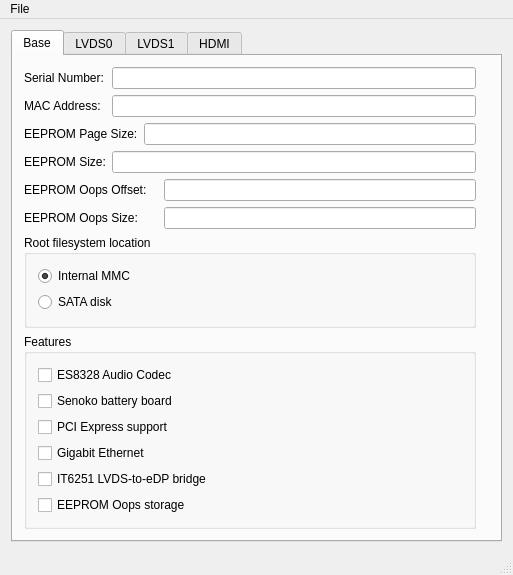
Qt form mainwindow.ui (xobs/novena-eeprom-gui) before a commit.
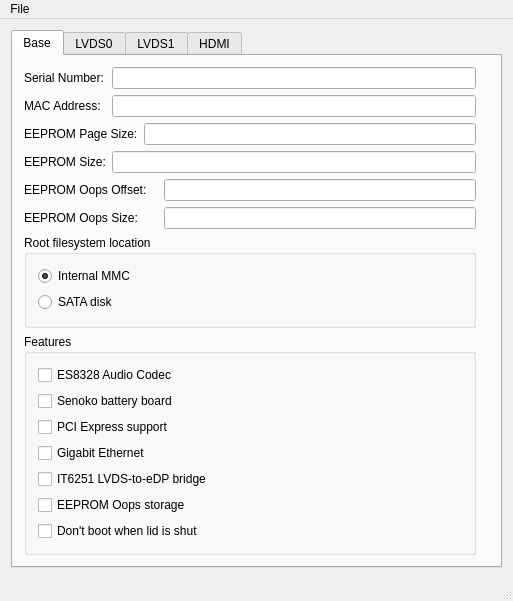
The same form after that commit. Icons and pictures are not drawn.

Commit message:
mainwindow: Add lidbootblock feature
Add a checkbox to enable lidbootblock mode.

```diff
--- a/mainwindow.ui
+++ b/mainwindow.ui
@@ -7,7 +7,7 @@
     <x>0</x>
     <y>0</y>
     <width>513</width>
-    <height>533</height>
+    <height>586</height>
    </rect>
   </property>
   <property name="windowTitle">
@@ -135,6 +135,13 @@
              </property>
             </widget>
            </item>
+           <item>
+            <widget class="QCheckBox" name="lidBootBlockCB">
+             <property name="text">
+              <string>Don't boot when lid is shut</string>
+             </property>
+            </widget>
+           </item>
           </layout>
          </widget>
         </item>
```
Left out of the diff: 2 changed lines with no effect on the pictures. The commit also changes 1 other file.
